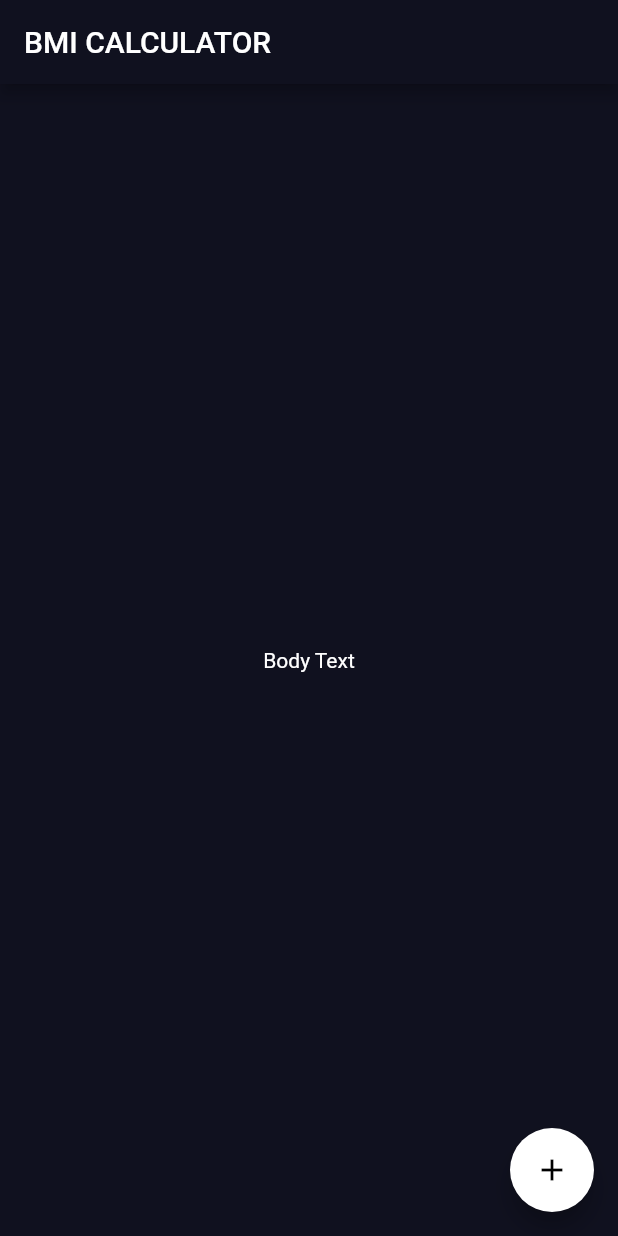
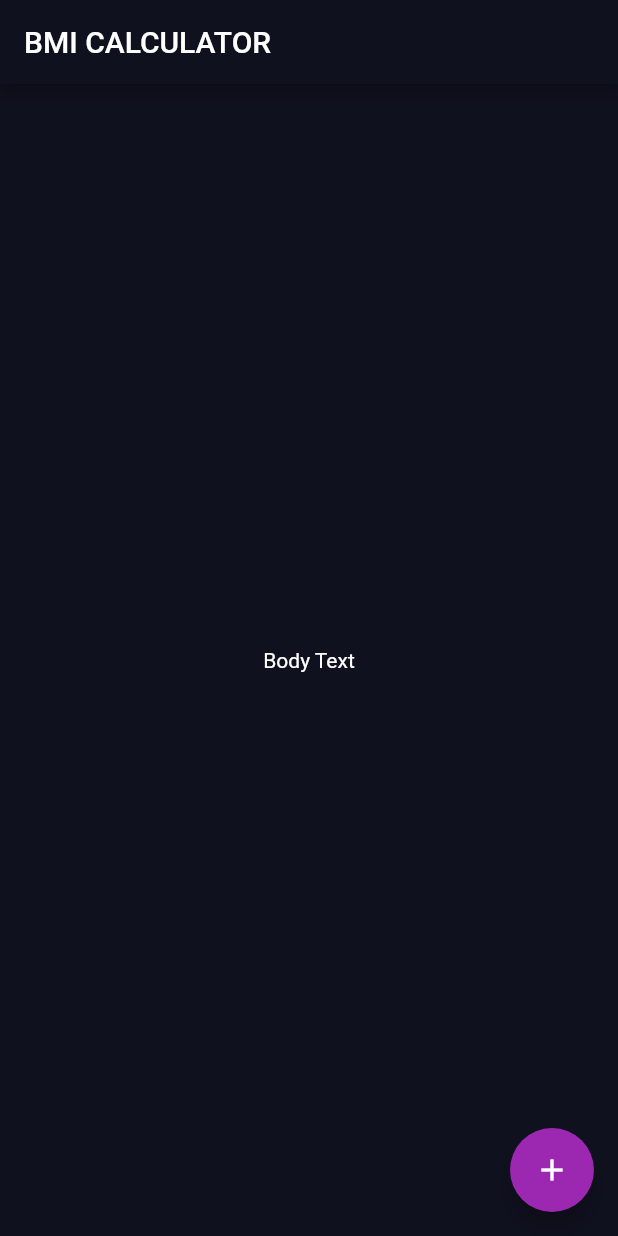
Before and after one commit to mimimimaimai55/bmi_calculator, a Flutter app: the screen it shows after launch, on a phone screen of 412 x 824 dp. Run offline on Flutter 3.47's test engine with Material 2 defaults, Android fonts, the phone set to English and light mode, and no system bars.

Commit message:
ダークカラーを基本に、個別でカラーを変更した

```diff
--- a/lib/main.dart
+++ b/lib/main.dart
@@ -6,12 +6,9 @@ class BMICalculator extends StatelessWidget {
   @override
   Widget build(BuildContext context) {
     return MaterialApp(
-      theme: ThemeData(
+      theme: ThemeData.dark().copyWith(
         primaryColor: Color(0xFF10111F),
         scaffoldBackgroundColor:  Color(0xFF10111F),
-        accentColor: Colors.white,
-        textTheme: TextTheme(
-            bodyText2: TextStyle(color: Colors.white)),
       ),
       home: InputPage(),
     );
@@ -34,10 +31,13 @@ class _InputPageState extends State<InputPage> {
   body:Center(
       child: Text('Body Text'),
       ),
-floatingActionButton: FloatingActionButton(
-  onPressed: (){},
-      child: Icon(Icons.add),
-      ),
+floatingActionButton: Theme(
+  data:ThemeData(accentColor: Colors.purple),
+  child:   FloatingActionButton(
+    onPressed: (){},
+        child: Icon(Icons.add),
+        ),
+),
       );
 }
 }
```
